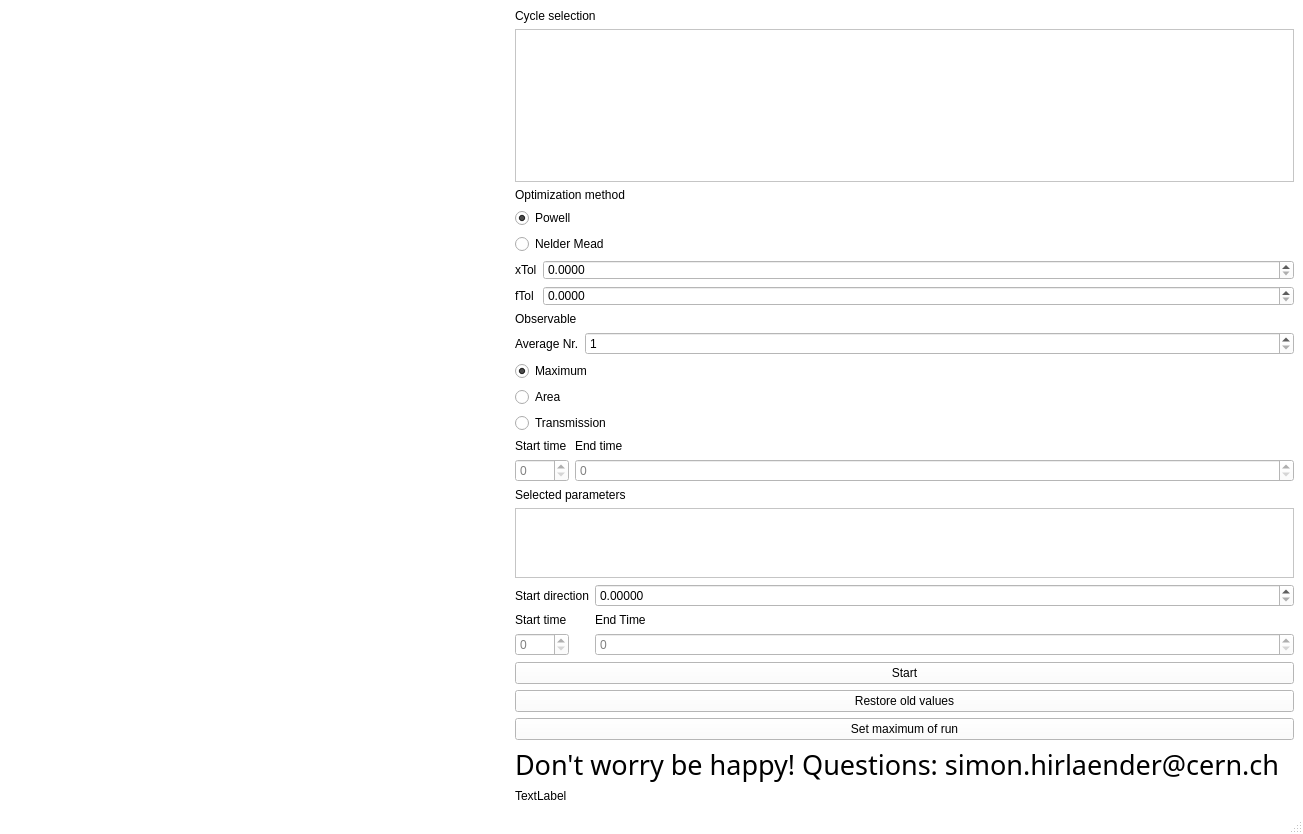
Qt form sceleton.ui (MathPhysSim/Pyhonic-Optimization) before a commit.
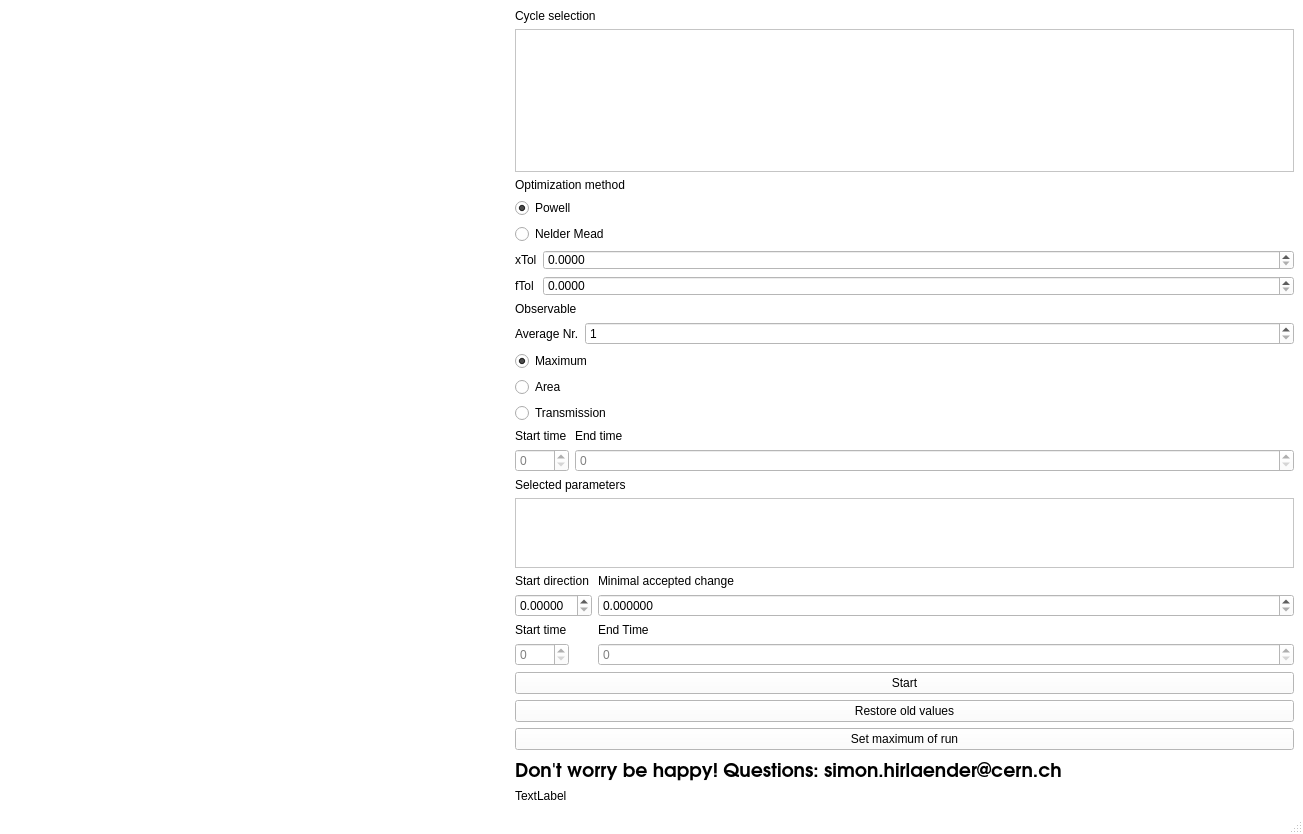
The same form after that commit. Icons and pictures are not drawn. Custom widgets are drawn as their Qt base class.

What changed in the file:
```diff
--- a/sceleton.ui
+++ b/sceleton.ui
@@ -723,28 +723,21 @@
           </property>
          </widget>
         </item>
-        <item row="0" column="1">
-         <widget class="QDoubleSpinBox" name="doubleSpinBoxStartDirection">
-          <property name="decimals">
-           <number>5</number>
-          </property>
-         </widget>
-        </item>
-        <item row="1" column="0">
+        <item row="2" column="0">
          <widget class="QLabel" name="label_6">
           <property name="text">
            <string>Start time</string>
           </property>
          </widget>
         </item>
-        <item row="1" column="1">
+        <item row="2" column="1">
          <widget class="QLabel" name="label_7">
           <property name="text">
            <string>End Time</string>
           </property>
          </widget>
         </item>
-        <item row="2" column="0">
+        <item row="3" column="0">
          <widget class="QDoubleSpinBox" name="doubleSpinBoxStartTime">
           <property name="enabled">
            <bool>false</bool>
@@ -757,7 +750,7 @@
           </property>
          </widget>
         </item>
-        <item row="2" column="1">
+        <item row="3" column="1">
          <widget class="QDoubleSpinBox" name="doubleSpinBoxEndTime">
           <property name="enabled">
            <bool>false</bool>
@@ -770,6 +763,30 @@
           </property>
          </widget>
         </item>
+        <item row="1" column="0">
+         <widget class="QDoubleSpinBox" name="doubleSpinBoxStartDirection">
+          <property name="decimals">
+           <number>5</number>
+          </property>
+         </widget>
+        </item>
+        <item row="0" column="1">
+         <widget class="QLabel" name="label_14">
+          <property name="text">
+           <string>Minimal accepted change</string>
+          </property>
+         </widget>
+        </item>
+        <item row="1" column="1">
+         <widget class="QDoubleSpinBox" name="doubleSpinBoxMinimalAcceptedChange">
+          <property name="decimals">
+           <number>6</number>
+          </property>
+          <property name="singleStep">
+           <double>0.000001000000000</double>
+          </property>
+         </widget>
+        </item>
        </layout>
       </item>
       <item>
@@ -797,8 +814,10 @@
        <widget class="QLabel" name="label_3">
         <property name="font">
          <font>
-          <family>AR PL UMing CN</family>
-          <pointsize>20</pointsize>
+          <family>URW Gothic L</family>
+          <pointsize>14</pointsize>
+          <weight>75</weight>
+          <bold>true</bold>
          </font>
         </property>
         <property name="frameShape">
```
